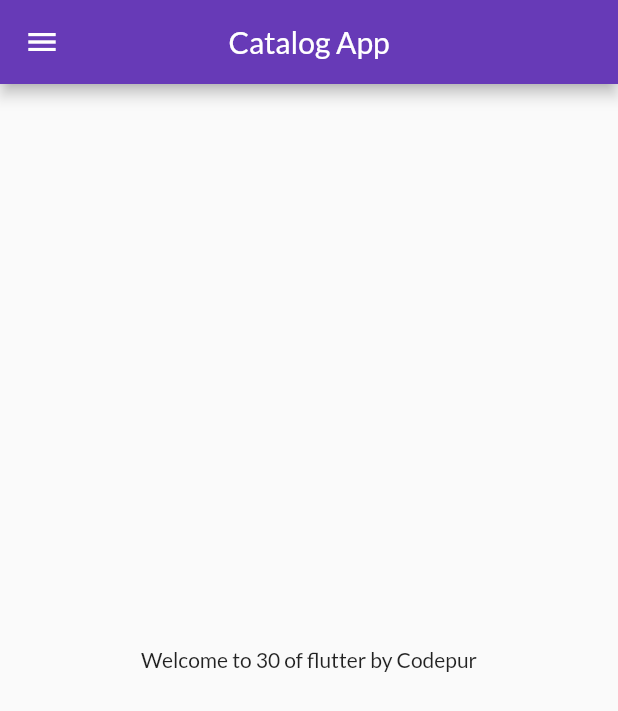
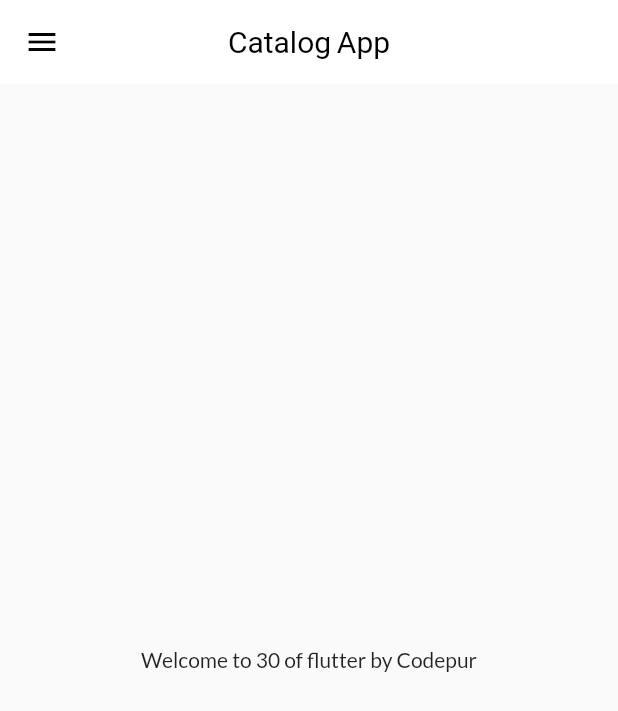
Before and after one commit to yadavcodes0/Flutter_catalog_app, a Flutter app: the screen it shows after launch, on a phone screen of 412 x 824 dp. Shown: the top 711 px of the screen. Run offline on Flutter 3.47's test engine with Material 2 defaults, Android fonts, the phone set to English and light mode, and no system bars; our stand-ins replace google_fonts.

Commit message:
theme restored

```diff
--- a/lib/main.dart
+++ b/lib/main.dart
@@ -1,6 +1,7 @@
 import 'package:catalog_f/pages/home_page.dart';
 import 'package:catalog_f/pages/login_page.dart';
 import 'package:catalog_f/utils/routes.dart';
+import 'package:catalog_f/widgets/themes.dart';
 import 'package:flutter/material.dart';
 import 'package:google_fonts/google_fonts.dart';
 
@@ -17,15 +18,9 @@
   @override
   Widget build(BuildContext context) {
     return MaterialApp(
-      theme: ThemeData(
-        fontFamily: GoogleFonts.lato().fontFamily,
-        primarySwatch: Colors.deepPurple,
-      ),
       themeMode: ThemeMode.light,
-      darkTheme: ThemeData(
-        brightness: Brightness.dark,
-        primarySwatch: Colors.red,
-      ),
+      theme: MyTheme.lightTheme(context),
+      darkTheme: MyTheme.darkTheme(context),
       debugShowCheckedModeBanner: false,
       initialRoute: MyRoutes.homeRoute,
       routes: {
--- a/lib/pages/home_page.dart
+++ b/lib/pages/home_page.dart
@@ -12,8 +12,6 @@
   Widget build(BuildContext context) {
     return Scaffold(
       appBar: AppBar(
-        backgroundColor: Colors.deepPurple,
-        foregroundColor: Colors.white,
         centerTitle: true,
         title: const Text("Catalog App"),
       ),
--- /dev/null
+++ b/lib/widgets/themes.dart
@@ -0,0 +1,21 @@
+import 'package:flutter/material.dart';
+import 'package:google_fonts/google_fonts.dart';
+
+class MyTheme {
+  static ThemeData lightTheme(BuildContext context) => ThemeData(
+        fontFamily: GoogleFonts.lato().fontFamily,
+        primarySwatch: Colors.deepPurple,
+        appBarTheme: const AppBarTheme(
+          color: Colors.white,
+          elevation: 0.0,
+          iconTheme: IconThemeData(color: Colors.black),
+          titleTextStyle: TextStyle(
+            color: Colors.black,
+            fontSize: 20,
+          ),
+        ),
+      );
+  static ThemeData darkTheme(BuildContext context) => ThemeData(
+        brightness: Brightness.dark,
+      );
+}
```
